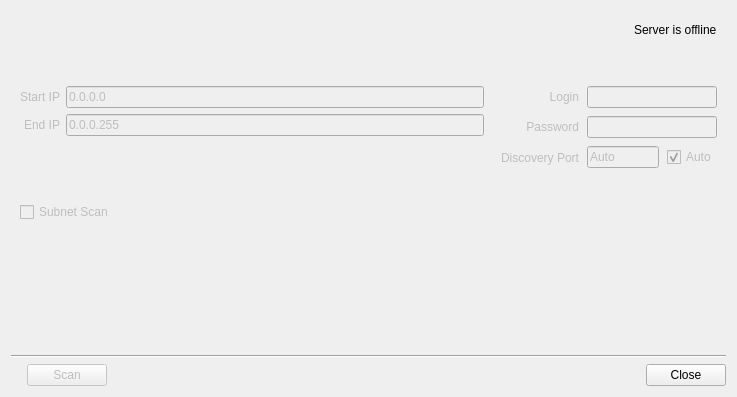
First picture: the form in client/libclient/src/ui/dialogs/camera_addition_dialog.ui, repository networkoptix/nx_open, before the edit.
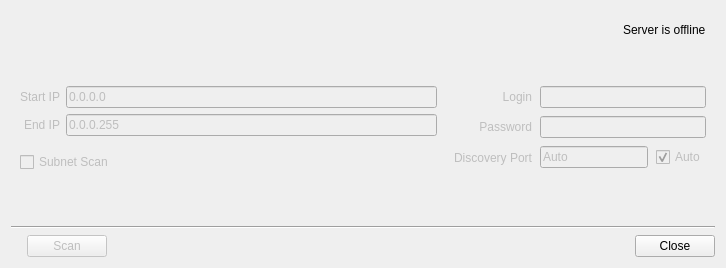
Second picture: the form after the edit. The open tabs and pages were chosen to show the change. Custom widgets are drawn as their Qt base class.

Commit message:
VMS-3099: Fix camera addition dialog layout
Minor tweaks.

<==== Mercurial data ====>
Branch: dev_3.0.0_gui

Patch:
```diff
--- a/client/libclient/src/ui/dialogs/camera_addition_dialog.ui
+++ b/client/libclient/src/ui/dialogs/camera_addition_dialog.ui
@@ -7,7 +7,7 @@
     <x>0</x>
     <y>0</y>
     <width>726</width>
-    <height>397</height>
+    <height>268</height>
    </rect>
   </property>
   <property name="sizePolicy">
@@ -108,9 +108,6 @@
              </property>
              <item>
               <layout class="QVBoxLayout" name="verticalLayout_3">
-               <property name="spacing">
-                <number>0</number>
-               </property>
                <item>
                 <widget class="QStackedWidget" name="addressStackedWidget">
                  <property name="sizePolicy">
@@ -166,8 +163,8 @@
                      </property>
                      <property name="sizeHint" stdset="0">
                       <size>
-                       <width>464</width>
-                       <height>94</height>
+                       <width>20</width>
+                       <height>1</height>
                       </size>
                      </property>
                     </spacer>
@@ -175,7 +172,7 @@
                   </layout>
                  </widget>
                  <widget class="QWidget" name="pageSubnet">
-                  <layout class="QGridLayout" name="subnetLayout" rowstretch="1,1,0">
+                  <layout class="QGridLayout" name="subnetLayout">
                    <property name="leftMargin">
                     <number>0</number>
                    </property>
@@ -234,19 +231,6 @@
                      </property>
                     </widget>
                    </item>
-                   <item row="2" column="0" colspan="2">
-                    <spacer name="verticalSpacer_4">
-                     <property name="orientation">
-                      <enum>Qt::Vertical</enum>
-                     </property>
-                     <property name="sizeHint" stdset="0">
-                      <size>
-                       <width>20</width>
-                       <height>20</height>
-                      </size>
-                     </property>
-                    </spacer>
-                   </item>
                   </layout>
                  </widget>
                 </widget>
```
The commit also changes 1 other file.
